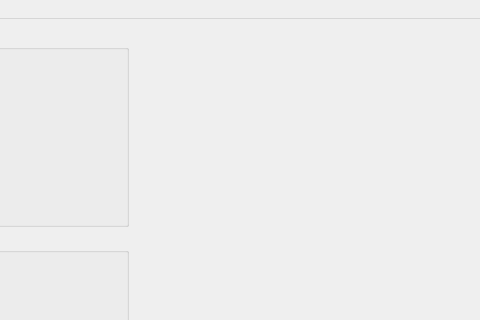
hberg539/hska-2048, file src/mainwindow.ui: the form before one commit; both pictures show x 322 to 802 and y 0 to 320 of the 907 by 462 pixel window.
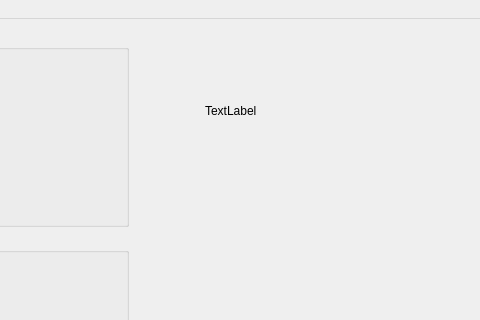
The form after the commit.

What changed in the file:
```diff
--- a/src/mainwindow.ui
+++ b/src/mainwindow.ui
@@ -34,7 +34,21 @@
      </layout>
     </item>
     <item>
-     <widget class="QWidget" name="widget" native="true"/>
+     <widget class="QWidget" name="widget" native="true">
+      <widget class="QLabel" name="klabel">
+       <property name="geometry">
+        <rect>
+         <x>70</x>
+         <y>60</y>
+         <width>71</width>
+         <height>41</height>
+        </rect>
+       </property>
+       <property name="text">
+        <string>TextLabel</string>
+       </property>
+      </widget>
+     </widget>
     </item>
    </layout>
   </widget>
```
Left out of the diff: 2 changed lines with no effect on the pictures.
